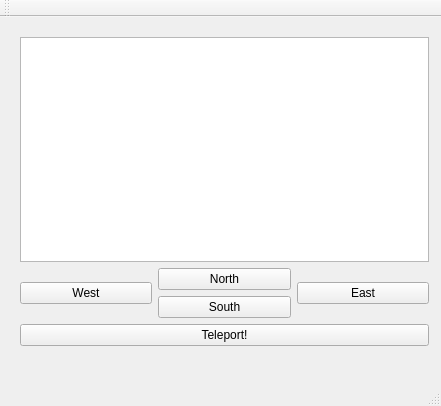
Above: zork.ui from NiallDillane/CS4076-Event-Driven-Programming before the change. Below: the same form after it.
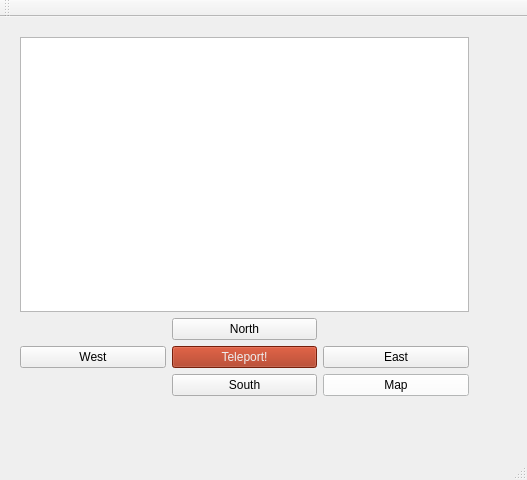
That is the form after the change.

What changed in the file:
```diff
--- a/zork.ui
+++ b/zork.ui
@@ -6,8 +6,8 @@
    <rect>
     <x>0</x>
     <y>0</y>
-    <width>441</width>
-    <height>406</height>
+    <width>527</width>
+    <height>480</height>
    </rect>
   </property>
   <property name="windowTitle">
@@ -19,25 +19,480 @@
      <rect>
       <x>9</x>
       <y>9</y>
-      <width>431</width>
-      <height>331</height>
+      <width>471</width>
+      <height>381</height>
      </rect>
     </property>
     <layout class="QGridLayout" name="gridLayout">
-     <item row="4" column="1">
+     <item row="5" column="2">
+      <widget class="QPushButton" name="goEast">
+       <property name="cursor">
+        <cursorShape>PointingHandCursor</cursorShape>
+       </property>
+       <property name="text">
+        <string>East</string>
+       </property>
+      </widget>
+     </item>
+     <item row="5" column="1">
+      <widget class="QPushButton" name="teleport">
+       <property name="palette">
+        <palette>
+         <active>
+          <colorrole role="WindowText">
+           <brush brushstyle="SolidPattern">
+            <color alpha="255">
+             <red>194</red>
+             <green>194</green>
+             <blue>194</blue>
+            </color>
+           </brush>
+          </colorrole>
+          <colorrole role="Button">
+           <brush brushstyle="SolidPattern">
+            <color alpha="255">
+             <red>165</red>
+             <green>43</green>
+             <blue>15</blue>
+            </color>
+           </brush>
+          </colorrole>
+          <colorrole role="Light">
+           <brush brushstyle="SolidPattern">
+            <color alpha="255">
+             <red>247</red>
+             <green>64</green>
+             <blue>23</blue>
+            </color>
+           </brush>
+          </colorrole>
+          <colorrole role="Midlight">
+           <brush brushstyle="SolidPattern">
+            <color alpha="255">
+             <red>206</red>
+             <green>53</green>
+             <blue>19</blue>
+            </color>
+           </brush>
+          </colorrole>
+          <colorrole role="Dark">
+           <brush brushstyle="SolidPattern">
+            <color alpha="255">
+             <red>82</red>
+             <green>21</green>
+             <blue>7</blue>
+            </color>
+           </brush>
+          </colorrole>
+          <colorrole role="Mid">
+           <brush brushstyle="SolidPattern">
+            <color alpha="255">
+             <red>110</red>
+             <green>28</green>
+             <blue>10</blue>
+            </color>
+           </brush>
+          </colorrole>
+          <colorrole role="Text">
+           <brush brushstyle="SolidPattern">
+            <color alpha="255">
+             <red>0</red>
+             <green>0</green>
+             <blue>0</blue>
+            </color>
+           </brush>
+          </colorrole>
+          <colorrole role="BrightText">
+           <brush brushstyle="SolidPattern">
+            <color alpha="255">
+             <red>255</red>
+             <green>255</green>
+             <blue>255</blue>
+            </color>
+           </brush>
+          </colorrole>
+          <colorrole role="ButtonText">
+           <brush brushstyle="SolidPattern">
+            <color alpha="255">
+             <red>238</red>
+             <green>238</green>
+             <blue>238</blue>
+            </color>
+           </brush>
+          </colorrole>
+          <colorrole role="Base">
+           <brush brushstyle="SolidPattern">
+            <color alpha="255">
+             <red>255</red>
+             <green>255</green>
+             <blue>255</blue>
+            </color>
+           </brush>
+          </colorrole>
+          <colorrole role="Window">
+           <brush brushstyle="SolidPattern">
+            <color alpha="255">
+             <red>165</red>
+             <green>43</green>
+             <blue>15</blue>
+            </color>
+           </brush>
+          </colorrole>
+          <colorrole role="Shadow">
+           <brush brushstyle="SolidPattern">
+            <color alpha="255">
+             <red>0</red>
+             <green>0</green>
+             <blue>0</blue>
+            </color>
+           </brush>
+          </colorrole>
+          <colorrole role="AlternateBase">
+           <brush brushstyle="SolidPattern">
+            <color alpha="255">
+             <red>210</red>
+             <green>149</green>
+             <blue>135</blue>
+            </color>
+           </brush>
+          </colorrole>
+          <colorrole role="ToolTipBase">
+           <brush brushstyle="SolidPattern">
+            <color alpha="255">
+             <red>255</red>
+             <green>255</green>
+             <blue>220</blue>
+            </color>
+           </brush>
+          </colorrole>
+          <colorrole role="ToolTipText">
+           <brush brushstyle="SolidPattern">
+            <color alpha="255">
+             <red>0</red>
+             <green>0</green>
+             <blue>0</blue>
+            </color>
+           </brush>
+          </colorrole>
+          <colorrole role="PlaceholderText">
+           <brush brushstyle="SolidPattern">
+            <color alpha="128">
+             <red>0</red>
+             <green>0</green>
+             <blue>0</blue>
+            </color>
+           </brush>
+          </colorrole>
+         </active>
+         <inactive>
+          <colorrole role="WindowText">
+           <brush brushstyle="SolidPattern">
+            <color alpha="255">
+             <red>194</red>
+             <green>194</green>
+             <blue>194</blue>
+            </color>
+           </brush>
+          </colorrole>
+          <colorrole role="Button">
+           <brush brushstyle="SolidPattern">
+            <color alpha="255">
+             <red>165</red>
+             <green>43</green>
+             <blue>15</blue>
+            </color>
+           </brush>
+          </colorrole>
+          <colorrole role="Light">
+           <brush brushstyle="SolidPattern">
+            <color alpha="255">
+             <red>247</red>
+             <green>64</green>
+             <blue>23</blue>
+            </color>
+           </brush>
+          </colorrole>
+          <colorrole role="Midlight">
+           <brush brushstyle="SolidPattern">
+            <color alpha="255">
+             <red>206</red>
+             <green>53</green>
+             <blue>19</blue>
+            </color>
+           </brush>
+          </colorrole>
+          <colorrole role="Dark">
+           <brush brushstyle="SolidPattern">
+            <color alpha="255">
+             <red>82</red>
+             <green>21</green>
+             <blue>7</blue>
+            </color>
+           </brush>
+          </colorrole>
+          <colorrole role="Mid">
+           <brush brushstyle="SolidPattern">
+            <color alpha="255">
+             <red>110</red>
+             <green>28</green>
+             <blue>10</blue>
+            </color>
+           </brush>
+          </colorrole>
+          <colorrole role="Text">
+           <brush brushstyle="SolidPattern">
+            <color alpha="255">
+             <red>0</red>
+             <green>0</green>
+             <blue>0</blue>
+            </color>
+           </brush>
+          </colorrole>
+          <colorrole role="BrightText">
+           <brush brushstyle="SolidPattern">
+            <color alpha="255">
+             <red>255</red>
+             <green>255</green>
+             <blue>255</blue>
+            </color>
+           </brush>
+          </colorrole>
+          <colorrole role="ButtonText">
+           <brush brushstyle="SolidPattern">
+            <color alpha="255">
+             <red>238</red>
+             <green>238</green>
+             <blue>238</blue>
+            </color>
+           </brush>
+          </colorrole>
+          <colorrole role="Base">
+           <brush brushstyle="SolidPattern">
+            <color alpha="255">
+             <red>255</red>
+             <green>255</green>
+             <blue>255</blue>
+            </color>
+           </brush>
+          </colorrole>
+          <colorrole role="Window">
+           <brush brushstyle="SolidPattern">
+            <color alpha="255">
+             <red>165</red>
+             <green>43</green>
+             <blue>15</blue>
+            </color>
+           </brush>
+          </colorrole>
+          <colorrole role="Shadow">
+           <brush brushstyle="SolidPattern">
+            <color alpha="255">
+             <red>0</red>
+             <green>0</green>
+             <blue>0</blue>
+            </color>
+           </brush>
+          </colorrole>
+          <colorrole role="AlternateBase">
+           <brush brushstyle="SolidPattern">
+            <color alpha="255">
+             <red>210</red>
+             <green>149</green>
+             <blue>135</blue>
+            </color>
+           </brush>
+          </colorrole>
+          <colorrole role="ToolTipBase">
+           <brush brushstyle="SolidPattern">
+            <color alpha="255">
+             <red>255</red>
+             <green>255</green>
+             <blue>220</blue>
+            </color>
+           </brush>
+          </colorrole>
+          <colorrole role="ToolTipText">
+           <brush brushstyle="SolidPattern">
+            <color alpha="255">
+             <red>0</red>
+             <green>0</green>
+             <blue>0</blue>
+            </color>
+           </brush>
+          </colorrole>
+          <colorrole role="PlaceholderText">
+           <brush brushstyle="SolidPattern">
+            <color alpha="128">
+             <red>0</red>
+             <green>0</green>
+             <blue>0</blue>
+            </color>
+           </brush>
+          </colorrole>
+         </inactive>
+         <disabled>
+          <colorrole role="WindowText">
+           <brush brushstyle="SolidPattern">
+            <color alpha="255">
+             <red>82</red>
+             <green>21</green>
+             <blue>7</blue>
+            </color>
+           </brush>
+          </colorrole>
+          <colorrole role="Button">
+           <brush brushstyle="SolidPattern">
+            <color alpha="255">
+             <red>165</red>
+             <green>43</green>
+             <blue>15</blue>
+            </color>
+           </brush>
+          </colorrole>
+          <colorrole role="Light">
+           <brush brushstyle="SolidPattern">
+            <color alpha="255">
+             <red>247</red>
+             <green>64</green>
+             <blue>23</blue>
+            </color>
+           </brush>
+          </colorrole>
+          <colorrole role="Midlight">
+           <brush brushstyle="SolidPattern">
+            <color alpha="255">
+             <red>206</red>
+             <green>53</green>
+             <blue>19</blue>
+            </color>
+           </brush>
+          </colorrole>
+          <colorrole role="Dark">
+           <brush brushstyle="SolidPattern">
+            <color alpha="255">
+             <red>82</red>
+             <green>21</green>
+             <blue>7</blue>
+            </color>
+           </brush>
+          </colorrole>
+          <colorrole role="Mid">
+           <brush brushstyle="SolidPattern">
+            <color alpha="255">
+             <red>110</red>
+             <green>28</green>
+             <blue>10</blue>
+            </color>
+           </brush>
+          </colorrole>
+          <colorrole role="Text">
+           <brush brushstyle="SolidPattern">
+            <color alpha="255">
+             <red>82</red>
+             <green>21</green>
+             <blue>7</blue>
+            </color>
+           </brush>
+          </colorrole>
+          <colorrole role="BrightText">
+           <brush brushstyle="SolidPattern">
+            <color alpha="255">
+             <red>255</red>
+             <green>255</green>
+             <blue>255</blue>
+            </color>
+           </brush>
+          </colorrole>
+          <colorrole role="ButtonText">
+           <brush brushstyle="SolidPattern">
+            <color alpha="255">
+             <red>82</red>
+             <green>21</green>
+             <blue>7</blue>
+            </color>
+           </brush>
+          </colorrole>
+          <colorrole role="Base">
+           <brush brushstyle="SolidPattern">
+            <color alpha="255">
+             <red>165</red>
+             <green>43</green>
+             <blue>15</blue>
+            </color>
+           </brush>
+          </colorrole>
+          <colorrole role="Window">
+           <brush brushstyle="SolidPattern">
+            <color alpha="255">
+             <red>165</red>
+             <green>43</green>
+             <blue>15</blue>
+            </color>
+           </brush>
+          </colorrole>
+          <colorrole role="Shadow">
+           <brush brushstyle="SolidPattern">
+            <color alpha="255">
+             <red>0</red>
+             <green>0</green>
+             <blue>0</blue>
+            </color>
+           </brush>
+          </colorrole>
+          <colorrole role="AlternateBase">
+           <brush brushstyle="SolidPattern">
+            <color alpha="255">
+             <red>165</red>
+             <green>43</green>
+             <blue>15</blue>
+            </color>
+           </brush>
+          </colorrole>
+          <colorrole role="ToolTipBase">
+           <brush brushstyle="SolidPattern">
+            <color alpha="255">
+             <red>255</red>
+             <green>255</green>
+             <blue>220</blue>
+            </color>
+           </brush>
+          </colorrole>
+          <colorrole role="ToolTipText">
+           <brush brushstyle="SolidPattern">
+            <color alpha="255">
+             <red>0</red>
+             <green>0</green>
+             <blue>0</blue>
+            </color>
+           </brush>
+          </colorrole>
+          <colorrole role="PlaceholderText">
+           <brush brushstyle="SolidPattern">
+            <color alpha="128">
+             <red>0</red>
+             <green>0</green>
+             <blue>0</blue>
+            </color>
+           </brush>
+          </colorrole>
+         </disabled>
+        </palette>
+       </property>
+       <property name="cursor">
+        <cursorShape>PointingHandCursor</cursorShape>
+       </property>
+       <property name="text">
+        <string>Teleport!</string>
+       </property>
+      </widget>
+     </item>
+     <item row="6" column="1">
       <widget class="QPushButton" name="goSouth">
        <property name="text">
         <string>South</string>
        </property>
       </widget>
      </item>
-     <item row="3" column="0" rowspan="2">
-      <widget class="QPushButton" name="goWest">
-       <property name="text">
-        <string>West</string>
-       </property>
-      </widget>
-     </item>
      <item row="3" column="1">
       <widget class="QPushButton" name="goNorth">
        <property name="text">
@@ -45,23 +500,468 @@
        </property>
       </widget>
      </item>
-     <item row="3" column="2" rowspan="2">
-      <widget class="QPushButton" name="goEast">
-       <property name="text">
-        <string>East</string>
+     <item row="5" column="0">
+      <widget class="QPushButton" name="goWest">
+       <property name="cursor">
+        <cursorShape>PointingHandCursor</cursorShape>
        </property>
-      </widget>
-     </item>
-     <item row="5" column="0" colspan="3">
-      <widget class="QPushButton" name="teleport">
        <property name="text">
-        <string>Teleport!</string>
+        <string>West</string>
        </property>
       </widget>
      </item>
      <item row="0" column="0" colspan="3">
       <widget class="QTextEdit" name="outputText"/>
      </item>
+     <item row="6" column="2">
+      <widget class="QPushButton" name="map">
+       <property name="palette">
+        <palette>
+         <active>
+          <colorrole role="WindowText">
+           <brush brushstyle="SolidPattern">
+            <color alpha="255">
+             <red>0</red>
+             <green>0</green>
+             <blue>0</blue>
+            </color>
+           </brush>
+          </colorrole>
+          <colorrole role="Button">
+           <brush brushstyle="SolidPattern">
+            <color alpha="255">
+             <red>252</red>
+             <green>255</green>
+             <blue>255</blue>
+            </color>
+           </brush>
+          </colorrole>
+          <colorrole role="Light">
+           <brush brushstyle="SolidPattern">
+            <color alpha="255">
+             <red>255</red>
+             <green>255</green>
+             <blue>255</blue>
+            </color>
+           </brush>
+          </colorrole>
+          <colorrole role="Midlight">
+           <brush brushstyle="SolidPattern">
+            <color alpha="255">
+             <red>253</red>
+             <green>255</green>
+             <blue>255</blue>
+            </color>
+           </brush>
+          </colorrole>
+          <colorrole role="Dark">
+           <brush brushstyle="SolidPattern">
+            <color alpha="255">
+             <red>126</red>
+             <green>127</green>
+             <blue>127</blue>
+            </color>
+           </brush>
+          </colorrole>
+          <colorrole role="Mid">
+           <brush brushstyle="SolidPattern">
+            <color alpha="255">
+             <red>168</red>
+             <green>170</green>
+             <blue>170</blue>
+            </color>
+           </brush>
+          </colorrole>
+          <colorrole role="Text">
+           <brush brushstyle="SolidPattern">
+            <color alpha="255">
+             <red>0</red>
+             <green>0</green>
+             <blue>0</blue>
+            </color>
+           </brush>
+          </colorrole>
+          <colorrole role="BrightText">
+           <brush brushstyle="SolidPattern">
+            <color alpha="255">
+             <red>255</red>
+             <green>255</green>
+             <blue>255</blue>
+            </color>
+           </brush>
+          </colorrole>
+          <colorrole role="ButtonText">
+           <brush brushstyle="SolidPattern">
+            <color alpha="255">
+             <red>0</red>
+             <green>0</green>
+             <blue>0</blue>
+            </color>
+           </brush>
+          </colorrole>
+          <colorrole role="Base">
+           <brush brushstyle="SolidPattern">
+            <color alpha="255">
+             <red>255</red>
+             <green>255</green>
+             <blue>255</blue>
+            </color>
+           </brush>
+          </colorrole>
+          <colorrole role="Window">
+           <brush brushstyle="SolidPattern">
+            <color alpha="255">
+             <red>252</red>
+             <green>255</green>
+             <blue>255</blue>
+            </color>
+           </brush>
+          </colorrole>
+          <colorrole role="Shadow">
+           <brush brushstyle="SolidPattern">
+            <color alpha="255">
+             <red>0</red>
+             <green>0</green>
+             <blue>0</blue>
+            </color>
+           </brush>
+          </colorrole>
+          <colorrole role="AlternateBase">
+           <brush brushstyle="SolidPattern">
+            <color alpha="255">
+             <red>253</red>
+             <green>255</green>
+             <blue>255</blue>
+            </color>
+           </brush>
+          </colorrole>
+          <colorrole role="ToolTipBase">
+           <brush brushstyle="SolidPattern">
+            <color alpha="255">
+             <red>255</red>
+             <green>255</green>
+             <blue>220</blue>
+            </color>
+           </brush>
+          </colorrole>
+          <colorrole role="ToolTipText">
+           <brush brushstyle="SolidPattern">
+            <color alpha="255">
+             <red>0</red>
+             <green>0</green>
+             <blue>0</blue>
+            </color>
+           </brush>
+          </colorrole>
+          <colorrole role="PlaceholderText">
+           <brush brushstyle="SolidPattern">
+            <color alpha="128">
+             <red>0</red>
+             <green>0</green>
+             <blue>0</blue>
+            </color>
+           </brush>
+          </colorrole>
+         </active>
+         <inactive>
+          <colorrole role="WindowText">
+           <brush brushstyle="SolidPattern">
+            <color alpha="255">
+             <red>0</red>
+             <green>0</green>
+             <blue>0</blue>
+            </color>
+           </brush>
+          </colorrole>
+          <colorrole role="Button">
+           <brush brushstyle="SolidPattern">
+            <color alpha="255">
+             <red>252</red>
+             <green>255</green>
+             <blue>255</blue>
+            </color>
+           </brush>
+          </colorrole>
+          <colorrole role="Light">
+           <brush brushstyle="SolidPattern">
+            <color alpha="255">
+             <red>255</red>
+             <green>255</green>
+             <blue>255</blue>
+            </color>
+           </brush>
+          </colorrole>
+          <colorrole role="Midlight">
+           <brush brushstyle="SolidPattern">
+            <color alpha="255">
+             <red>253</red>
+             <green>255</green>
+             <blue>255</blue>
+            </color>
+           </brush>
+          </colorrole>
+          <colorrole role="Dark">
+           <brush brushstyle="SolidPattern">
+            <color alpha="255">
+             <red>126</red>
+             <green>127</green>
+             <blue>127</blue>
+            </color>
+           </brush>
+          </colorrole>
+          <colorrole role="Mid">
+           <brush brushstyle="SolidPattern">
+            <color alpha="255">
+             <red>168</red>
+             <green>170</green>
+             <blue>170</blue>
+            </color>
+           </brush>
+          </colorrole>
+          <colorrole role="Text">
+           <brush brushstyle="SolidPattern">
+            <color alpha="255">
+             <red>0</red>
+             <green>0</green>
+             <blue>0</blue>
+            </color>
+           </brush>
+          </colorrole>
+          <colorrole role="BrightText">
+           <brush brushstyle="SolidPattern">
+            <color alpha="255">
+             <red>255</red>
+             <green>255</green>
+             <blue>255</blue>
+            </color>
+           </brush>
+          </colorrole>
+          <colorrole role="ButtonText">
+           <brush brushstyle="SolidPattern">
+            <color alpha="255">
+             <red>0</red>
+             <green>0</green>
+             <blue>0</blue>
+            </color>
+           </brush>
+          </colorrole>
+          <colorrole role="Base">
+           <brush brushstyle="SolidPattern">
+            <color alpha="255">
+             <red>255</red>
+             <green>255</green>
+             <blue>255</blue>
+            </color>
+           </brush>
+          </colorrole>
+          <colorrole role="Window">
+           <brush brushstyle="SolidPattern">
+            <color alpha="255">
+             <red>252</red>
+             <green>255</green>
+             <blue>255</blue>
+            </color>
+           </brush>
+          </colorrole>
+          <colorrole role="Shadow">
+           <brush brushstyle="SolidPattern">
+            <color alpha="255">
+             <red>0</red>
+             <green>0</green>
+             <blue>0</blue>
+            </color>
+           </brush>
+          </colorrole>
+          <colorrole role="AlternateBase">
+           <brush brushstyle="SolidPattern">
+            <color alpha="255">
+             <red>253</red>
+             <green>255</green>
+             <blue>255</blue>
+            </color>
+           </brush>
+          </colorrole>
+          <colorrole role="ToolTipBase">
+           <brush brushstyle="SolidPattern">
+            <color alpha="255">
+             <red>255</red>
+             <green>255</green>
+             <blue>220</blue>
+            </color>
+           </brush>
+          </colorrole>
+          <colorrole role="ToolTipText">
+           <brush brushstyle="SolidPattern">
+            <color alpha="255">
+             <red>0</red>
+             <green>0</green>
+             <blue>0</blue>
+            </color>
+           </brush>
+          </colorrole>
+          <colorrole role="PlaceholderText">
+           <brush brushstyle="SolidPattern">
+            <color alpha="128">
+             <red>0</red>
+             <green>0</green>
+             <blue>0</blue>
+            </color>
+           </brush>
+          </colorrole>
+         </inactive>
+         <disabled>
+          <colorrole role="WindowText">
+           <brush brushstyle="SolidPattern">
+            <color alpha="255">
+             <red>126</red>
+             <green>127</green>
+             <blue>127</blue>
+            </color>
+           </brush>
+          </colorrole>
+          <colorrole role="Button">
+           <brush brushstyle="SolidPattern">
+            <color alpha="255">
+             <red>252</red>
+             <green>255</green>
+             <blue>255</blue>
+            </color>
+           </brush>
+          </colorrole>
+          <colorrole role="Light">
+           <brush brushstyle="SolidPattern">
+            <color alpha="255">
+             <red>255</red>
+             <green>255</green>
+             <blue>255</blue>
+            </color>
+           </brush>
+          </colorrole>
+          <colorrole role="Midlight">
+           <brush brushstyle="SolidPattern">
+            <color alpha="255">
+             <red>253</red>
+             <green>255</green>
+             <blue>255</blue>
+            </color>
+           </brush>
+          </colorrole>
+          <colorrole role="Dark">
+           <brush brushstyle="SolidPattern">
+            <color alpha="255">
+             <red>126</red>
+             <green>127</green>
+             <blue>127</blue>
+            </color>
+           </brush>
+          </colorrole>
+          <colorrole role="Mid">
+           <brush brushstyle="SolidPattern">
+            <color alpha="255">
+             <red>168</red>
+             <green>170</green>
+             <blue>170</blue>
+            </color>
+           </brush>
+          </colorrole>
+          <colorrole role="Text">
+           <brush brushstyle="SolidPattern">
+            <color alpha="255">
+             <red>126</red>
+             <green>127</green>
+             <blue>127</blue>
+            </color>
+           </brush>
+          </colorrole>
+          <colorrole role="BrightText">
+           <brush brushstyle="SolidPattern">
+            <color alpha="255">
+             <red>255</red>
+             <green>255</green>
+             <blue>255</blue>
+            </color>
+           </brush>
+          </colorrole>
+          <colorrole role="ButtonText">
+           <brush brushstyle="SolidPattern">
+            <color alpha="255">
+             <red>126</red>
+             <green>127</green>
+             <blue>127</blue>
+            </color>
+           </brush>
+          </colorrole>
+          <colorrole role="Base">
+           <brush brushstyle="SolidPattern">
+            <color alpha="255">
+             <red>252</red>
+             <green>255</green>
+             <blue>255</blue>
+            </color>
+           </brush>
+          </colorrole>
+          <colorrole role="Window">
+           <brush brushstyle="SolidPattern">
+            <color alpha="255">
+             <red>252</red>
+             <green>255</green>
+             <blue>255</blue>
+            </color>
+           </brush>
+          </colorrole>
+          <colorrole role="Shadow">
+           <brush brushstyle="SolidPattern">
+            <color alpha="255">
+             <red>0</red>
+             <green>0</green>
+             <blue>0</blue>
+            </color>
+           </brush>
+          </colorrole>
+          <colorrole role="AlternateBase">
+           <brush brushstyle="SolidPattern">
+            <color alpha="255">
+             <red>252</red>
+             <green>255</green>
+             <blue>255</blue>
+            </color>
+           </brush>
+          </colorrole>
+          <colorrole role="ToolTipBase">
+           <brush brushstyle="SolidPattern">
+            <color alpha="255">
+             <red>255</red>
+             <green>255</green>
+             <blue>220</blue>
+            </color>
+           </brush>
+          </colorrole>
+          <colorrole role="ToolTipText">
+           <brush brushstyle="SolidPattern">
+            <color alpha="255">
+             <red>0</red>
+             <green>0</green>
+             <blue>0</blue>
+            </color>
+           </brush>
+          </colorrole>
+          <colorrole role="PlaceholderText">
+           <brush brushstyle="SolidPattern">
+            <color alpha="128">
+             <red>0</red>
+             <green>0</green>
+             <blue>0</blue>
+            </color>
+           </brush>
+          </colorrole>
+         </disabled>
+        </palette>
+       </property>
+       <property name="text">
+        <string>Map</string>
+       </property>
+      </widget>
+     </item>
     </layout>
    </widget>
   </widget>
```
Left out of the diff: 8 changed lines with no effect on the pictures.
